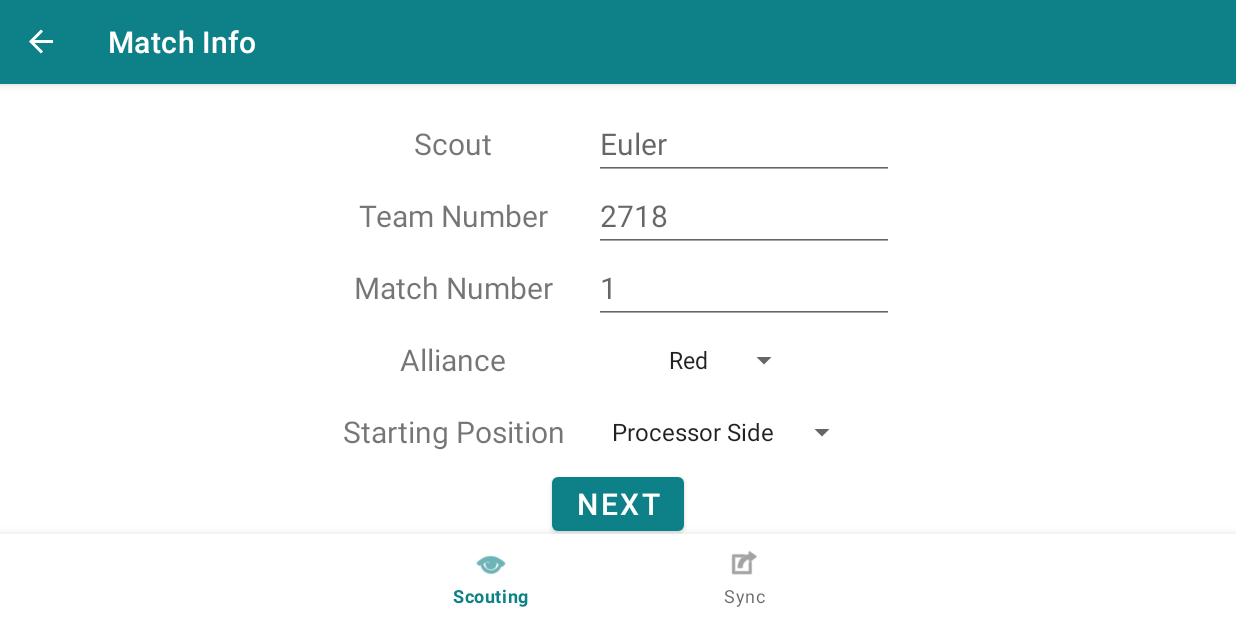
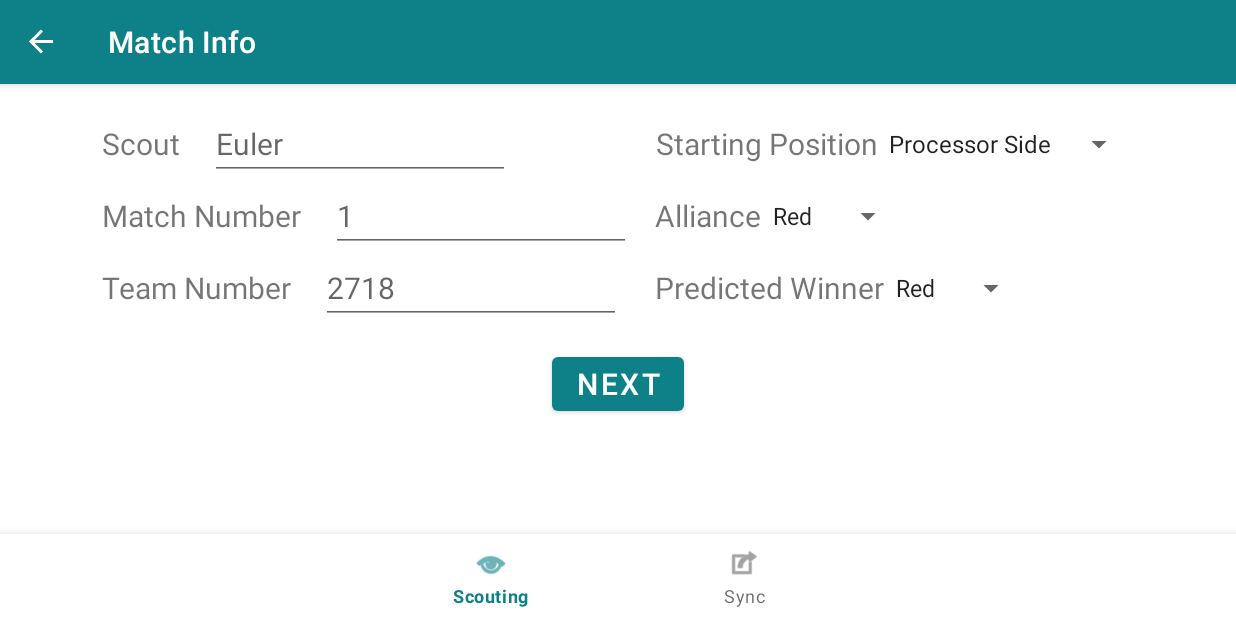
Before and after one commit to team2718/ScoutingAppCharm, an Android app built with Jetpack Compose: the FragmentScoutingMatchInfo screen opened through its navigation route, on a phone screen of 824 x 412 dp (held sideways). Run offline under Robolectric (Android 15) with nearby library versions, the phone set to English and light mode, and no system bars; our stand-ins replace Room's generated code, navigation-ui.

Commit message:
Added winner prediction

```diff
--- a/app/src/main/java/com/team2718/scoutingappcharm/AppDatabase.kt
+++ b/app/src/main/java/com/team2718/scoutingappcharm/AppDatabase.kt
@@ -5,7 +5,7 @@ import androidx.room.RoomDatabase
 import com.team2718.scoutingappcharm.dao.ScoutingReportDao
 import com.team2718.scoutingappcharm.data_entity.ScoutingReport
 
-@Database(entities = [ScoutingReport::class], version = 4, exportSchema = false)
+@Database(entities = [ScoutingReport::class], version = 20250305, exportSchema = false)
 abstract class AppDatabase : RoomDatabase() {
     abstract fun scoutingReportDao(): ScoutingReportDao
 }
--- a/app/src/main/java/com/team2718/scoutingappcharm/data_entity/ScoutingReport.kt
+++ b/app/src/main/java/com/team2718/scoutingappcharm/data_entity/ScoutingReport.kt
@@ -14,8 +14,9 @@ data class ScoutingReport (
     @ColumnInfo(name = "team_number") var teamNumber: Int = 0,
     @ColumnInfo(name = "match_number") var matchNumber: Int = 0,
     @ColumnInfo(name = "scout_name") var scoutName: String = "",
-    // Alliance (0 = Red, 1 = Blue)
+    // Alliance, Predicted Winner (0 = Red, 1 = Blue)
     @ColumnInfo(name = "alliance") var alliance: Int = 0,
+    @ColumnInfo(name = "predicted_winner") var predictedWinner: Int = 0,
     // Starting Position (0 = Left, 1 = Middle, 2 = Right)
     @ColumnInfo(name = "starting_position") var startingPosition: Int = 0,
     @ColumnInfo(name = "unix_time_complete") var unixTimeComplete: Int = 0, // Time the report was finished in unix time stamp
--- a/app/src/main/java/com/team2718/scoutingappcharm/scouting/FragmentScoutingMatchInfo.kt
+++ b/app/src/main/java/com/team2718/scoutingappcharm/scouting/FragmentScoutingMatchInfo.kt
@@ -28,12 +28,14 @@ class FragmentScoutingMatchInfo : Fragment() {
         var scoutName = view.findViewById<EditText>(R.id.scoutName)
         var alliance = view.findViewById<Spinner>(R.id.alliance)
         var startingPosition = view.findViewById<Spinner>(R.id.starting_position)
+        var predictedWinner = view.findViewById<Spinner>(R.id.predicted_winner)
 
         if (!viewModel.shouldMakeNewReport && viewModel.currentReport.stagesComplete != 0) {
             teamNumber.setText(viewModel.currentReport.teamNumber.toString())
             matchNumber.setText(viewModel.currentReport.matchNumber.toString())
             scoutName.setText(viewModel.currentReport.scoutName)
             alliance.setSelection(viewModel.currentReport.alliance)
+            predictedWinner.setSelection(viewModel.currentReport.predictedWinner)
             startingPosition.setSelection(viewModel.currentReport.startingPosition)
         }
 
@@ -69,6 +71,7 @@ class FragmentScoutingMatchInfo : Fragment() {
             viewModel.currentReport.scoutName = scoutName?.text.toString()
             viewModel.currentReport.startingPosition = startingPosition.selectedItemPosition
             viewModel.currentReport.alliance = alliance.selectedItemPosition
+            viewModel.currentReport.predictedWinner = predictedWinner.selectedItemPosition
 
             // Increment stages complete
             if (viewModel.currentReport.stagesComplete == 0) {
--- a/app/src/main/res/layout/fragment_scouting_main.xml
+++ b/app/src/main/res/layout/fragment_scouting_main.xml
@@ -1,5 +1,5 @@
 <?xml version="1.0" encoding="utf-8"?>
-<ScrollView xmlns:android="http://schemas.android.com/apk/res/android"
+<androidx.constraintlayout.widget.ConstraintLayout xmlns:android="http://schemas.android.com/apk/res/android"
     xmlns:app="http://schemas.android.com/apk/res-auto"
     xmlns:tools="http://schemas.android.com/tools"
     android:layout_width="match_parent"
@@ -7,9 +7,15 @@
     android:windowSoftInputMode="adjustResize"
     tools:context=".scouting.FragmentScoutingMain">
 
-    <androidx.constraintlayout.widget.ConstraintLayout
-        android:layout_width="match_parent"
-        android:layout_height="wrap_content">
+    <TextView
+        android:id="@+id/textView"
+        android:layout_width="wrap_content"
+        android:layout_height="wrap_content"
+        android:layout_marginBottom="16dp"
+        android:text="Version 2 (2025-03-05)"
+        app:layout_constraintBottom_toBottomOf="parent"
+        app:layout_constraintEnd_toEndOf="parent"
+        app:layout_constraintStart_toStartOf="parent" />
 
         <Button
             android:id="@+id/matchInfoNext"
@@ -43,5 +49,3 @@
             app:layout_constraintTop_toBottomOf="@+id/continueReportButton" />
 
 </androidx.constraintlayout.widget.ConstraintLayout>
-
-</ScrollView>
--- a/app/src/main/res/layout/fragment_scouting_match_info.xml
+++ b/app/src/main/res/layout/fragment_scouting_match_info.xml
@@ -6,28 +6,29 @@
     android:layout_height="match_parent"
     tools:context=".scouting.FragmentScoutingMatchInfo">
 
-    <Button
-        android:id="@+id/matchInfoNext"
+    <LinearLayout
+        android:id="@+id/linearLayout3"
         android:layout_width="wrap_content"
         android:layout_height="wrap_content"
-        android:text="@string/next"
-        android:textSize="20sp"
-        app:layout_constraintEnd_toEndOf="parent"
-        app:layout_constraintStart_toStartOf="parent"
-        app:layout_constraintTop_toBottomOf="@+id/tableLayout" />
-
-    <TableLayout
-        android:id="@+id/tableLayout"
-        android:layout_width="wrap_content"
-        android:layout_height="wrap_content"
+        android:layout_marginStart="64dp"
         android:layout_marginTop="16dp"
+        android:layout_marginEnd="64dp"
+        android:baselineAligned="false"
+        android:orientation="horizontal"
         app:layout_constraintEnd_toEndOf="parent"
         app:layout_constraintStart_toStartOf="parent"
         app:layout_constraintTop_toTopOf="parent">
 
+        <LinearLayout
+            android:layout_width="match_parent"
+            android:layout_height="wrap_content"
+            android:layout_marginEnd="8dp"
+            android:layout_weight="1"
+            android:orientation="vertical">
+
             <TableRow
-            android:layout_width="match_parent"
-            android:layout_height="match_parent">
+                android:layout_width="wrap_content"
+                android:layout_height="wrap_content">
 
                 <TextView
                     android:layout_width="wrap_content"
@@ -48,29 +49,8 @@
             </TableRow>
 
             <TableRow
-            android:layout_width="match_parent"
-            android:layout_height="match_parent">
-
-            <TextView
                 android:layout_width="wrap_content"
-                android:layout_height="wrap_content"
-                android:gravity="center"
-                android:text="@string/team_number"
-                android:textSize="20sp" />
-
-            <EditText
-                android:id="@+id/teamNumber"
-                android:layout_width="200dp"
-                android:layout_height="wrap_content"
-                android:layout_marginStart="20dp"
-                android:hint="@string/teamNumberHint"
-                android:inputType="number"
-                android:textSize="20sp" />
-        </TableRow>
-
-        <TableRow
-            android:layout_width="match_parent"
-            android:layout_height="match_parent">
+                android:layout_height="wrap_content">
 
                 <TextView
                     android:layout_width="wrap_content"
@@ -90,8 +70,61 @@
             </TableRow>
 
             <TableRow
+                android:layout_width="wrap_content"
+                android:layout_height="wrap_content">
+
+                <TextView
+                    android:layout_width="wrap_content"
+                    android:layout_height="wrap_content"
+                    android:gravity="center"
+                    android:text="@string/team_number"
+                    android:textSize="20sp" />
+
+                <EditText
+                    android:id="@+id/teamNumber"
+                    android:layout_width="200dp"
+                    android:layout_height="wrap_content"
+                    android:layout_marginStart="20dp"
+                    android:hint="@string/teamNumberHint"
+                    android:inputType="number"
+                    android:textSize="20sp" />
+            </TableRow>
+
+        </LinearLayout>
+
+        <LinearLayout
             android:layout_width="match_parent"
-            android:layout_height="match_parent"
+            android:layout_height="wrap_content"
+            android:layout_marginStart="8dp"
+            android:layout_weight="1"
+            android:orientation="vertical">
+
+            <TableRow
+                android:layout_width="wrap_content"
+                android:layout_height="wrap_content"
+                android:gravity="center">
+
+                <TextView
+                    android:layout_width="wrap_content"
+                    android:layout_height="wrap_content"
+                    android:gravity="center"
+                    android:text="@string/startPos"
+                    android:textSize="20sp" />
+
+                <Spinner
+                    android:id="@+id/starting_position"
+                    android:layout_width="match_parent"
+                    android:layout_height="wrap_content"
+                    android:layout_gravity="center"
+                    android:entries="@array/startingPos"
+                    android:minHeight="48dp"
+                    android:spinnerMode="dialog" />
+
+            </TableRow>
+
+            <TableRow
+                android:layout_width="wrap_content"
+                android:layout_height="wrap_content"
                 android:gravity="center">
 
                 <TextView
@@ -113,31 +146,41 @@
             </TableRow>
 
             <TableRow
-            android:layout_width="match_parent"
-            android:layout_height="match_parent"
+                android:layout_width="wrap_content"
+                android:layout_height="wrap_content"
                 android:gravity="center">
 
                 <TextView
                     android:layout_width="wrap_content"
                     android:layout_height="wrap_content"
                     android:gravity="center"
-                android:text="@string/startPos"
+                    android:text="@string/predicted_winner"
                     android:textSize="20sp" />
 
                 <Spinner
-                android:id="@+id/starting_position"
+                    android:id="@+id/predicted_winner"
                     android:layout_width="match_parent"
                     android:layout_height="wrap_content"
                     android:layout_gravity="center"
-                android:entries="@array/startingPos"
+                    android:entries="@array/allianceSide"
                     android:minHeight="48dp"
                     android:spinnerMode="dialog" />
 
             </TableRow>
 
-        <TableRow
-            android:layout_width="match_parent"
-            android:layout_height="match_parent" />
-    </TableLayout>
+        </LinearLayout>
+
+    </LinearLayout>
+
+    <Button
+        android:id="@+id/matchInfoNext"
+        android:layout_width="wrap_content"
+        android:layout_height="wrap_content"
+        android:layout_marginTop="16dp"
+        android:text="@string/next"
+        android:textSize="20sp"
+        app:layout_constraintEnd_toEndOf="parent"
+        app:layout_constraintStart_toStartOf="parent"
+        app:layout_constraintTop_toBottomOf="@+id/linearLayout3" />
 
 </androidx.constraintlayout.widget.ConstraintLayout>
--- a/app/src/main/res/values/strings.xml
+++ b/app/src/main/res/values/strings.xml
@@ -102,4 +102,5 @@
     <string name="delete">Delete</string>
     <string name="navbar_qr_code">QR Viewer</string>
     <string name="edit">Edit</string>
+    <string name="predicted_winner">Predicted Winner</string>
 </resources>
```
Lines whose indentation alone changed are shown as unchanged.
